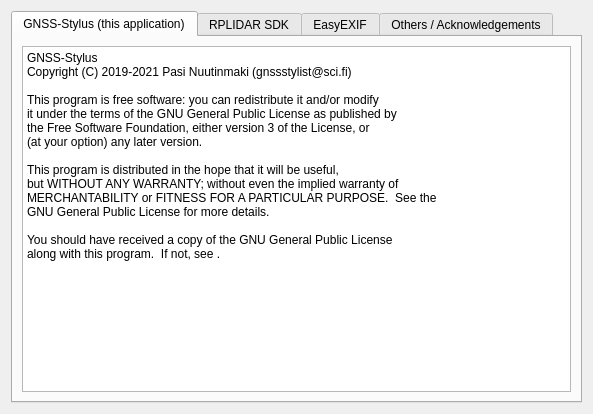
Above: licensesform.ui from GNSS-Stylist/GNSS-Stylus before the change. Below: the same form after it.
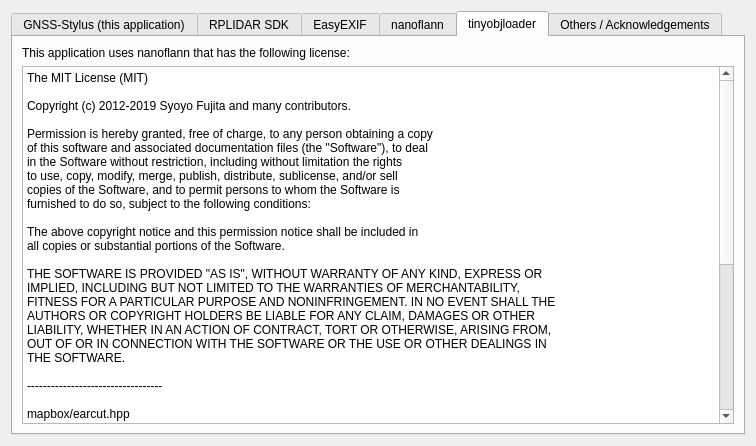
That is the form after the change. The open tabs and pages were chosen to show the change.

Patch:
```diff
--- a/licensesform.ui
+++ b/licensesform.ui
@@ -6,8 +6,8 @@
    <rect>
     <x>0</x>
     <y>0</y>
-    <width>593</width>
-    <height>414</height>
+    <width>756</width>
+    <height>446</height>
    </rect>
   </property>
   <property name="windowTitle">
@@ -34,7 +34,7 @@
          </property>
          <property name="plainText">
           <string>GNSS-Stylus
-Copyright (C) 2019-2021 Pasi Nuutinmaki (gnssstylist@sci.fi)
+Copyright (C) 2019-2024 Pasi Nuutinmaki (gnssstylist@sci.fi)
 
 This program is free software: you can redistribute it and/or modify
 it under the terms of the GNU General Public License as published by
@@ -148,6 +148,123 @@
        </item>
       </layout>
      </widget>
+     <widget class="QWidget" name="tab">
+      <attribute name="title">
+       <string>nanoflann</string>
+      </attribute>
+      <layout class="QVBoxLayout" name="verticalLayout_6">
+       <item>
+        <widget class="QLabel" name="label_nanoflann_License_Title">
+         <property name="text">
+          <string>This application uses nanoflann that has the following license:</string>
+         </property>
+        </widget>
+       </item>
+       <item>
+        <widget class="QPlainTextEdit" name="plainTextEdit_nanoflann_License">
+         <property name="readOnly">
+          <bool>true</bool>
+         </property>
+         <property name="plainText">
+          <string>Software License Agreement (BSD License)
+
+Copyright 2008-2009  Marius Muja (mariusm@cs.ubc.ca). All rights reserved.
+Copyright 2008-2009  David G. Lowe (lowe@cs.ubc.ca). All rights reserved.
+Copyright 2011 Jose L. Blanco (joseluisblancoc@gmail.com). All rights reserved.
+
+THE BSD LICENSE
+
+Redistribution and use in source and binary forms, with or without
+modification, are permitted provided that the following conditions
+are met:
+
+1. Redistributions of source code must retain the above copyright
+   notice, this list of conditions and the following disclaimer.
+2. Redistributions in binary form must reproduce the above copyright
+   notice, this list of conditions and the following disclaimer in the
+   documentation and/or other materials provided with the distribution.
+
+THIS SOFTWARE IS PROVIDED BY THE AUTHOR ``AS IS'' AND ANY EXPRESS OR
+IMPLIED WARRANTIES, INCLUDING, BUT NOT LIMITED TO, THE IMPLIED WARRANTIES
+OF MERCHANTABILITY AND FITNESS FOR A PARTICULAR PURPOSE ARE DISCLAIMED.
+IN NO EVENT SHALL THE AUTHOR BE LIABLE FOR ANY DIRECT, INDIRECT,
+INCIDENTAL, SPECIAL, EXEMPLARY, OR CONSEQUENTIAL DAMAGES (INCLUDING, BUT
+NOT LIMITED TO, PROCUREMENT OF SUBSTITUTE GOODS OR SERVICES; LOSS OF USE,
+DATA, OR PROFITS; OR BUSINESS INTERRUPTION) HOWEVER CAUSED AND ON ANY
+THEORY OF LIABILITY, WHETHER IN CONTRACT, STRICT LIABILITY, OR TORT
+(INCLUDING NEGLIGENCE OR OTHERWISE) ARISING IN ANY WAY OUT OF THE USE OF
+THIS SOFTWARE, EVEN IF ADVISED OF THE POSSIBILITY OF SUCH DAMAGE.</string>
+         </property>
+        </widget>
+       </item>
+      </layout>
+     </widget>
+     <widget class="QWidget" name="tab_2">
+      <attribute name="title">
+       <string>tinyobjloader</string>
+      </attribute>
+      <layout class="QVBoxLayout" name="verticalLayout_7">
+       <item>
+        <widget class="QLabel" name="label_tinyobjloader_License_Title">
+         <property name="text">
+          <string>This application uses nanoflann that has the following license:</string>
+         </property>
+        </widget>
+       </item>
+       <item>
+        <widget class="QPlainTextEdit" name="plainTextEdit_tinyobjloader_License">
+         <property name="readOnly">
+          <bool>true</bool>
+         </property>
+         <property name="plainText">
+          <string>The MIT License (MIT)
+
+Copyright (c) 2012-2019 Syoyo Fujita and many contributors.
+
+Permission is hereby granted, free of charge, to any person obtaining a copy
+of this software and associated documentation files (the &quot;Software&quot;), to deal
+in the Software without restriction, including without limitation the rights
+to use, copy, modify, merge, publish, distribute, sublicense, and/or sell
+copies of the Software, and to permit persons to whom the Software is
+furnished to do so, subject to the following conditions:
+
+The above copyright notice and this permission notice shall be included in
+all copies or substantial portions of the Software.
+
+THE SOFTWARE IS PROVIDED &quot;AS IS&quot;, WITHOUT WARRANTY OF ANY KIND, EXPRESS OR
+IMPLIED, INCLUDING BUT NOT LIMITED TO THE WARRANTIES OF MERCHANTABILITY,
+FITNESS FOR A PARTICULAR PURPOSE AND NONINFRINGEMENT. IN NO EVENT SHALL THE
+AUTHORS OR COPYRIGHT HOLDERS BE LIABLE FOR ANY CLAIM, DAMAGES OR OTHER
+LIABILITY, WHETHER IN AN ACTION OF CONTRACT, TORT OR OTHERWISE, ARISING FROM,
+OUT OF OR IN CONNECTION WITH THE SOFTWARE OR THE USE OR OTHER DEALINGS IN
+THE SOFTWARE.
+
+----------------------------------
+
+mapbox/earcut.hpp
+
+ISC License
+
+Copyright (c) 2015, Mapbox
+
+Permission to use, copy, modify, and/or distribute this software for any purpose
+with or without fee is hereby granted, provided that the above copyright notice
+and this permission notice appear in all copies.
+
+THE SOFTWARE IS PROVIDED &quot;AS IS&quot; AND THE AUTHOR DISCLAIMS ALL WARRANTIES WITH
+REGARD TO THIS SOFTWARE INCLUDING ALL IMPLIED WARRANTIES OF MERCHANTABILITY AND
+FITNESS. IN NO EVENT SHALL THE AUTHOR BE LIABLE FOR ANY SPECIAL, DIRECT,
+INDIRECT, OR CONSEQUENTIAL DAMAGES OR ANY DAMAGES WHATSOEVER RESULTING FROM LOSS
+OF USE, DATA OR PROFITS, WHETHER IN AN ACTION OF CONTRACT, NEGLIGENCE OR OTHER
+TORTIOUS ACTION, ARISING OUT OF OR IN CONNECTION WITH THE USE OR PERFORMANCE OF
+THIS SOFTWARE.
+
+</string>
+         </property>
+        </widget>
+       </item>
+      </layout>
+     </widget>
      <widget class="QWidget" name="tab_Others_Acknowledgements">
       <attribute name="title">
        <string>Others / Acknowledgements</string>
```
